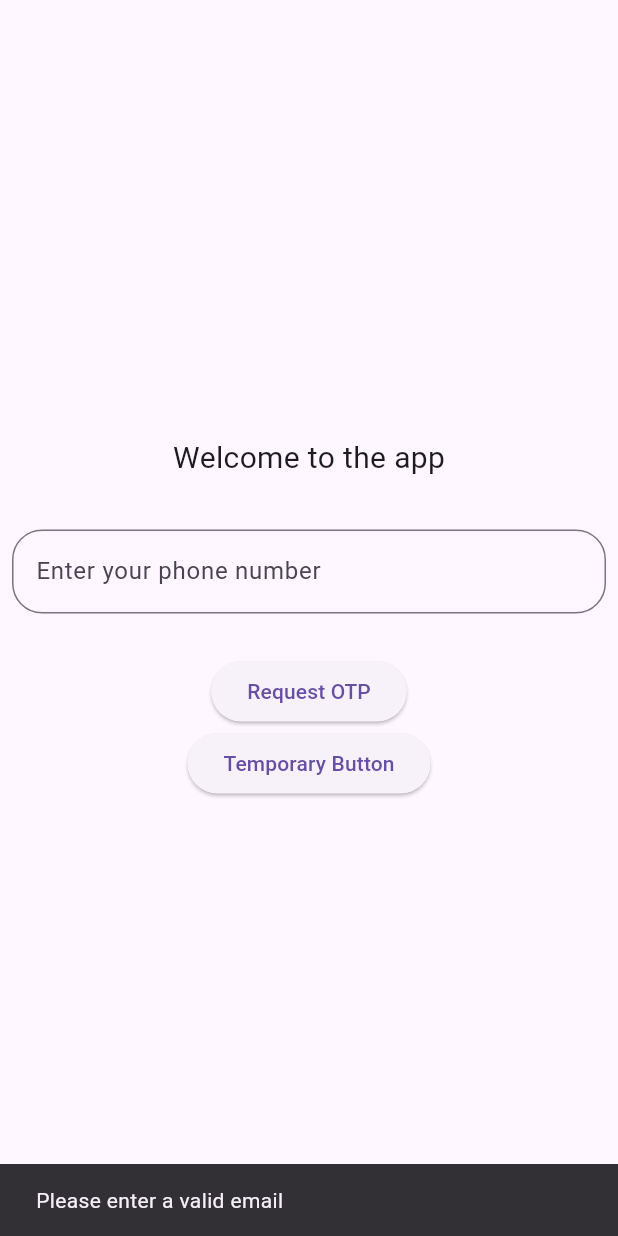
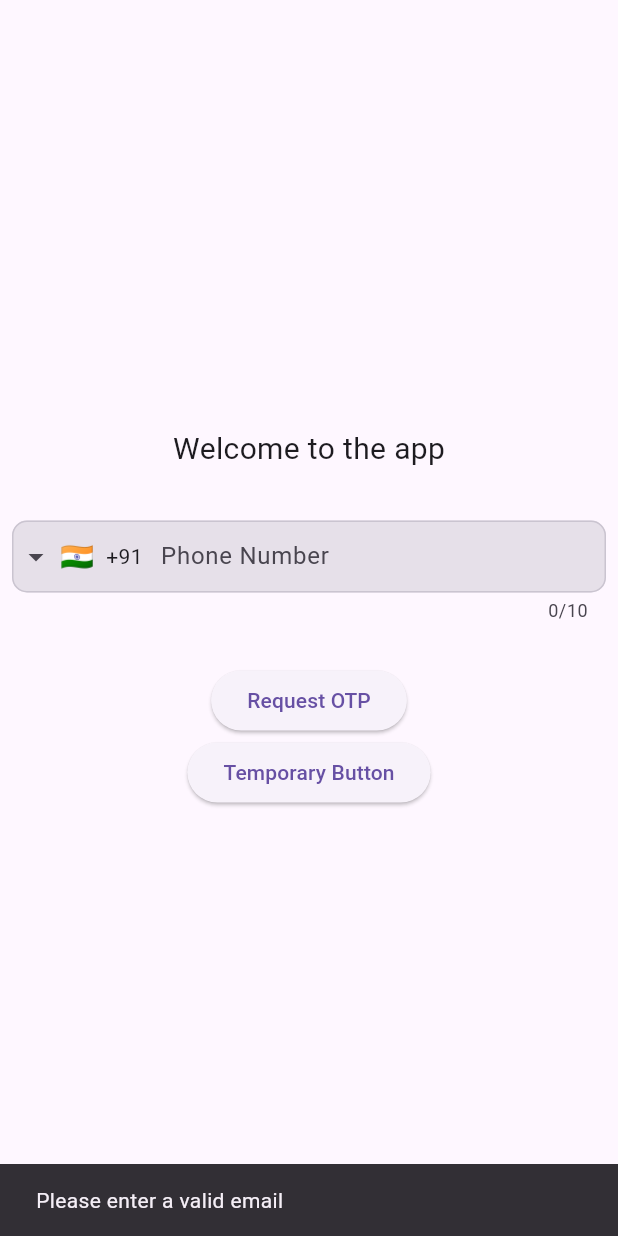
Before and after one commit to Schreezer/app1, a Flutter app: the screen it shows after launch, after a tap on "Request OTP", on a phone screen of 412 x 824 dp. Run offline on Flutter 3.47's test engine with Material 3 defaults, Android fonts, the phone set to English and light mode, and no system bars; drawn by our look-alikes of intl_phone_field; our stand-ins replace cloud_firestore, firebase_auth, firebase_core; missing offline and left inert: restart_app; accounts and stored records are empty.

Commit message:
working on web app

```diff
--- a/lib/main.dart
+++ b/lib/main.dart
@@ -1,7 +1,26 @@
 import 'package:app1/screens/entryScreen.dart';
+import 'package:firebase_core/firebase_core.dart';
+import 'package:flutter/foundation.dart';
 import 'package:flutter/material.dart';
 
-void main() {
+void main() async {
+  WidgetsFlutterBinding.ensureInitialized();
+
+  if (kIsWeb) {
+
+    // await dotenv.load(fileName: "file_env");
+    await Firebase.initializeApp(
+      options: const FirebaseOptions(
+      apiKey: 'AIzaSyBD4fcmWGGqs-udC7ohPcJ447Imc-NG_bQ',
+      appId: '1:906150101683:web:d16b806ad91e587b5c26c6',
+      messagingSenderId: '906150101683',
+      projectId: 'cp301-5a6a0',
+      storageBucket:  'cp301-5a6a0.appspot.com',
+    ));
+
+  } else {
+    await Firebase.initializeApp();
+  }
   runApp(const MyApp());
 }
 
--- a/lib/screens/entryScreen.dart
+++ b/lib/screens/entryScreen.dart
@@ -4,7 +4,9 @@ import "package:app1/widgets.dart/textField.dart";
 import "package:cloud_firestore/cloud_firestore.dart";
 import "package:firebase_auth/firebase_auth.dart";
 import "package:flutter/material.dart";
+import "package:intl_phone_field/intl_phone_field.dart";
 import 'package:restart_app/restart_app.dart';
+
 class EntryScreen extends StatefulWidget {
   const EntryScreen({super.key});
 
@@ -36,8 +38,9 @@ class _EntryScreenState extends State<EntryScreen> {
     return true;
   }
 
-  void sendOtp() async {// should work on the logic of sending otp TODO: Test this function
-
+  void sendOtp() async {
+    // should work on the logic of sending otp TODO: Test this function
+    print(_phoneNumberController.text);
     setState(() {
       _isLoading1 = true;
     });
@@ -59,10 +62,12 @@ class _EntryScreenState extends State<EntryScreen> {
     Navigator.pushReplacement(
       context,
       MaterialPageRoute(
-        builder: (BuildContext context) => RegistrationScreen(_phoneNumberController.text),
+        builder: (BuildContext context) =>
+            RegistrationScreen(_phoneNumberController.text),
       ),
     );
   }
+
   Future<void> Next(Provider) async {
     // ignore: unused_local_variable
     var res = 'otp entered';
@@ -75,7 +80,7 @@ Future<void> Next(Provider) async {
 
     if (res == 'success') {
       if (!context.mounted) return;
-      showSnackBar(context,res);
+      showSnackBar(context, res);
 
       FirebaseAuth auth = FirebaseAuth.instance;
       FirebaseFirestore firestore = FirebaseFirestore.instance;
@@ -92,7 +97,8 @@ Future<void> Next(Provider) async {
         Navigator.pushReplacement(
           context,
           MaterialPageRoute(
-            builder: (BuildContext context) =>  RegistrationScreen(_phoneNumberController.text),
+            builder: (BuildContext context) =>
+                RegistrationScreen(_phoneNumberController.text),
           ),
         );
       } else {
@@ -105,18 +111,32 @@ Future<void> Next(Provider) async {
             ));
         // html.window.location.reload();
         Restart.restartApp();
-
       }
     } else {
       if (!context.mounted) return;
-      showSnackBar( context,res);
+      showSnackBar(context, res);
     }
     setState(() {
       _isLoading2 = false;
     });
   }
+bool validatePhone(String? value) {
+  // This pattern allows for an optional '+' followed by any number of digits.
+  const pattern = r'^(\+?\d+)$';
+  final regex = RegExp(pattern);
+
+  if (value == null || value.isEmpty || !regex.hasMatch(value)) {
+    return false;
+  }
+  return true;
+}
+
   @override
   Widget build(BuildContext context) {
+    final inputBorder = OutlineInputBorder(
+      borderRadius: BorderRadius.circular(10),
+      borderSide: Divider.createBorderSide(context),
+    );
     return Scaffold(
       body: Center(
         child: Column(
@@ -128,13 +148,34 @@ Future<void> Next(Provider) async {
             ),
             Padding(
               padding: const EdgeInsets.all(8.0),
-              child: TextField(
-                controller: mailIdController,
+              child:
+
+                  // TextField(
+                  //   controller: mailIdController,
+                  //   decoration: InputDecoration(
+                  //       hintText: "Enter your phone number",
+                  //       border: OutlineInputBorder(
+                  //         borderRadius: BorderRadius.circular(20),
+                  //       )),
+                  // ),
+                  IntlPhoneField(
                 decoration: InputDecoration(
-                    hintText: "Enter your phone number",
-                    border: OutlineInputBorder(
-                      borderRadius: BorderRadius.circular(20),
-                    )),
+                  hintText: 'Phone Number',
+                  filled: true,
+                  border: inputBorder,
+                  focusedBorder: inputBorder,
+                  enabledBorder: inputBorder,
+                  contentPadding: const EdgeInsets.all(8),
+                ),
+                keyboardType: TextInputType.phone,
+
+                // controller: _phoneNumberController,
+                initialCountryCode: 'IN',
+                onChanged: (phone) {
+                  setState(() {
+                    _phoneNumberController.text = phone.completeNumber;
+                  });
+                },
               ),
             ),
             Container(
@@ -142,16 +183,13 @@ Future<void> Next(Provider) async {
             ),
             ElevatedButton(
               onPressed: () {
-
-                if (validateEmail(mailIdController.text)==true){
+                if (validatePhone(_phoneNumberController.text) == true) {
                   //TODO: check if the validateEmail function is correct
 
                   // TODO: send the otp:
-
-                  showSnackBar(context, "OTP sent to ${mailIdController.text}");
-
-                }
-                else{
+                  sendOtp();
+                  showSnackBar(context, "OTP sent to ${_phoneNumberController.text}");
+                } else {
                   showSnackBar(context, "Please enter a valid email");
                 }
               },
@@ -163,7 +201,8 @@ Future<void> Next(Provider) async {
                 Navigator.push(
                   context,
                   MaterialPageRoute(
-                    builder: (BuildContext context) =>  RegistrationScreen(mailIdController.text),
+                    builder: (BuildContext context) =>
+                        RegistrationScreen(mailIdController.text),
                   ),
                 );
               },
--- a/pubspec.yaml
+++ b/pubspec.yaml
@@ -31,8 +31,10 @@ dependencies:
   cloud_firestore: ^4.14.0
   cupertino_icons: ^1.0.2
   firebase_auth: ^4.16.0
+  firebase_core: ^2.24.2
   flutter:
     sdk: flutter
+  intl_phone_field: ^3.2.0
   restart_app: ^1.2.1
 
 dev_dependencies:
```
Also changed, not shown: pubspec.lock, 3 other files. Lines whose indentation alone changed are shown as unchanged.
